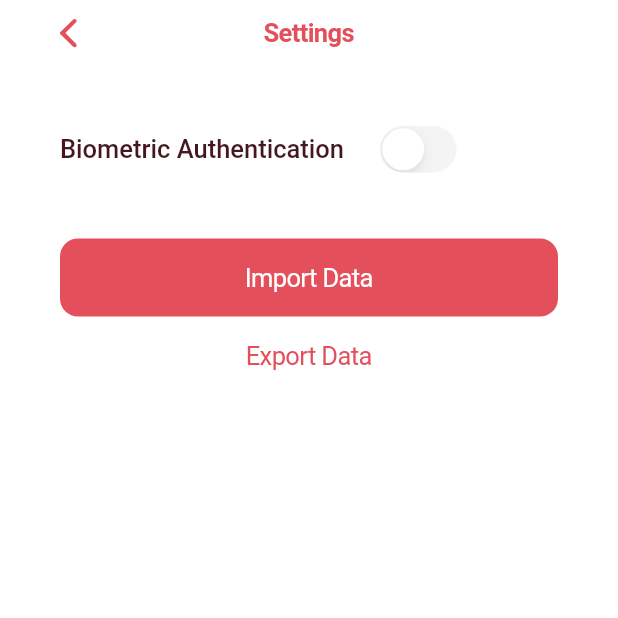
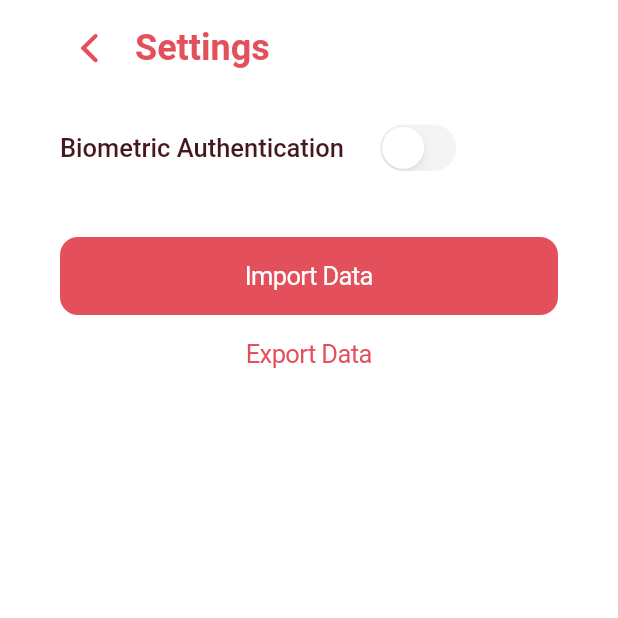
Before and after one commit to ohIcee/beautiful_otp, a Flutter app: the SettingsPage screen opened directly, on a phone screen of 412 x 824 dp, the top half of it. Run offline on Flutter 3.47's test engine with Material 2 defaults, Android fonts, the phone set to English and light mode, and no system bars; our stand-ins replace file_picker, local_auth, shared_preferences; missing offline and left inert: animated_fractionally_sized_box, app_settings, dart_otp, flutter_qr_bar_scanner; accounts and stored records are empty.

Commit message:
Settings snackbar feedback, no entries text

```diff
--- a/lib/components/bottom_nav.dart
+++ b/lib/components/bottom_nav.dart
@@ -48,11 +48,6 @@ class _BottomNavState extends State<BottomNav> {
               scrollDirection: Axis.horizontal,
               reverse: true,
               children: [
-                _buildButton('', CupertinoIcons.delete, () async {
-                  Provider.of<AuthEntriesProvider>(context, listen: false)
-                      .removeAllEntries();
-                }),
-                const SizedBox(width: 10.0),
                 _buildButton('Add Item', CupertinoIcons.add, _onAddItemButton),
                 const SizedBox(width: 10.0),
                 _buildButton(
--- a/lib/views/settings.dart
+++ b/lib/views/settings.dart
@@ -1,17 +1,17 @@
+import 'dart:async';
 import 'dart:convert';
 import 'dart:io';
 
 import 'package:beautiful_otp/models/auth_entry.dart';
 import 'package:beautiful_otp/provider/auth_entries_provider.dart';
 import 'package:beautiful_otp/provider/biometric_provider.dart';
-import 'package:beautiful_otp/services/storage_service.dart';
 import 'package:file_picker/file_picker.dart';
 import 'package:flutter/cupertino.dart';
 import 'package:flutter/foundation.dart';
 import 'package:flutter/services.dart';
 import 'package:provider/provider.dart';
 import 'package:path_provider/path_provider.dart';
-// import 'package:local_auth/local_auth.dart';
+import 'package:intl/intl.dart';
 
 class SettingsPage extends StatefulWidget {
   const SettingsPage({Key? key}) : super(key: key);
@@ -21,38 +21,100 @@ class SettingsPage extends StatefulWidget {
 }
 
 class _SettingsPageState extends State<SettingsPage> {
+  double _snackbarHeight = 0.0;
+  final double _expandedSnackbarHeight = 90.0;
+  String _snackbarContent = '';
+  Timer? _topSnackbarTimer;
+
+  @override
+  void dispose() {
+    _topSnackbarTimer?.cancel();
+    super.dispose();
+  }
+
   @override
   Widget build(BuildContext context) {
     return CupertinoPageScaffold(
-      navigationBar: CupertinoNavigationBar(
-        brightness: Brightness.light,
-        backgroundColor: const Color(0x00000000),
-        border: const Border(),
-        leading: Padding(
-          padding: const EdgeInsets.only(left: 10.0),
-          child: CupertinoNavigationBarBackButton(
+      child: Stack(
+        children: [
+          _buildContent(),
+          _buildTopSnackbar(),
+        ],
+      ),
+    );
+  }
+
+  void showSnackbar(String text, Duration duration) {
+    setState(() {
+      _snackbarContent = text;
+      _snackbarHeight = _expandedSnackbarHeight;
+    });
+
+    _topSnackbarTimer = Timer(duration, () {
+      setState(() {
+        _snackbarHeight = 0.0;
+      });
+    });
+  }
+
+  Widget _buildTopSnackbar() {
+    return Positioned(
+      left: 0,
+      right: 0,
+      top: 0,
+      child: AnimatedContainer(
+        duration: const Duration(milliseconds: 600),
+        curve: Curves.easeOutCirc,
+        width: 50.0,
+        height: _snackbarHeight,
+        decoration: BoxDecoration(
           color: CupertinoTheme.of(context).primaryColor,
         ),
-        ),
-        middle: Text(
-          'Settings',
-          style: TextStyle(
-            color: CupertinoTheme.of(context).primaryColor,
+        child: Align(
+          alignment: Alignment.bottomCenter,
+          child: Padding(
+            padding: const EdgeInsets.only(bottom: 15.0, left: 40.0, right: 40.0),
+            child: Text(
+              _snackbarContent,
+              style: const TextStyle(
+                color: CupertinoColors.white,
+                fontWeight: FontWeight.bold,
               ),
             ),
           ),
-      child: _buildContent(),
+        ),
+      ),
     );
   }
 
   Widget _buildContent() {
     return Padding(
       padding: EdgeInsets.only(
-        top: MediaQuery.of(context).viewPadding.top + 80.0,
+        top: MediaQuery.of(context).viewPadding.top + 10.0,
         left: 40.0,
         right: 40.0,
       ),
-      child: ListView(
+      child: Column(
+        children: [
+          Row(
+            crossAxisAlignment: CrossAxisAlignment.center,
+            children: [
+              CupertinoNavigationBarBackButton(
+                color: CupertinoTheme.of(context).primaryColor,
+              ),
+              Text(
+                'Settings',
+                style: TextStyle(
+                  color: CupertinoTheme.of(context).primaryColor,
+                  fontSize: 24.0,
+                  fontWeight: FontWeight.bold,
+                ),
+              ),
+            ],
+          ),
+          const SizedBox(height: 25.0),
+          ListView(
+            shrinkWrap: true,
             padding: EdgeInsets.zero,
             children: [
               _buildBiometricRow(),
@@ -64,6 +126,8 @@ class _SettingsPageState extends State<SettingsPage> {
               CupertinoButton(
                 child: const Text('Export Data'),
                 onPressed: exportData,
+              ),
+            ],
           ),
         ],
       ),
@@ -85,7 +149,10 @@ class _SettingsPageState extends State<SettingsPage> {
         CupertinoSwitch(
           value: Provider.of<BiometricProvider>(context, listen: true)
               .biometricsEnabled,
-          onChanged: Provider.of<BiometricProvider>(context, listen: false).biometricsAvailable ? onBiometricSwitched : null,
+          onChanged: Provider.of<BiometricProvider>(context, listen: false)
+                  .biometricsAvailable
+              ? onBiometricSwitched
+              : null,
           activeColor: CupertinoTheme.of(context).primaryColor,
         ),
       ],
@@ -119,13 +186,18 @@ class _SettingsPageState extends State<SettingsPage> {
 
     try {
       String path = await _localPath;
-      File file = File(
-          '$path/beautiful-otp-export-' + DateTime.now().toString() + '.json');
+      DateTime now = DateTime.now();
+      final DateFormat formatter = DateFormat('yyyy-MM-dd');
+      String filename =
+          'beautiful-otp-export-' + formatter.format(now) + '.json';
+      File file = File('$path/$filename');
       await file.writeAsString(json);
 
       if (kDebugMode) {
-        print("File Written!");
+        print("File Written to $filename");
       }
+
+      showSnackbar('Exported to\n$filename', const Duration(seconds: 3));
     } on PlatformException catch (e) {
       if (kDebugMode) {
         print('Unsupported operation' + e.toString());
@@ -140,27 +212,6 @@ class _SettingsPageState extends State<SettingsPage> {
   }
 
   Future importData() async {
-    // bool agreed = await showCupertinoDialog(
-    //   context: context,
-    //   builder: (context) => CupertinoAlertDialog(
-    //     title: const Text('Warning'),
-    //     content: const Text(
-    //         'You can only import a Beautiful OTP export file or an unencrypted Aegis Authenticator backup!'),
-    //     actions: [
-    //       CupertinoDialogAction(
-    //         child: const Text('Understood'),
-    //         onPressed: () => Navigator.pop(context, true),
-    //       ),
-    //       CupertinoDialogAction(
-    //         child: const Text('Cancel'),
-    //         onPressed: () => Navigator.pop(context, false),
-    //       ),
-    //     ],
-    //   ),
-    // );
-    //
-    // if (!agreed) return;
-
     String? option = await showCupertinoModalPopup(
       context: context,
       builder: (context) => CupertinoActionSheet(
@@ -222,6 +273,8 @@ class _SettingsPageState extends State<SettingsPage> {
 
       Provider.of<AuthEntriesProvider>(context, listen: false)
           .addMultipleEntries(entries);
+
+      showSnackbar('Successfully imported ${entries.length} items!', const Duration(seconds: 2));
     } else {
       // User canceled the picker
     }
```
Also changed, not shown: lib/views/home.dart (+31 -2 lines). Lines whose indentation alone changed are shown as unchanged.
